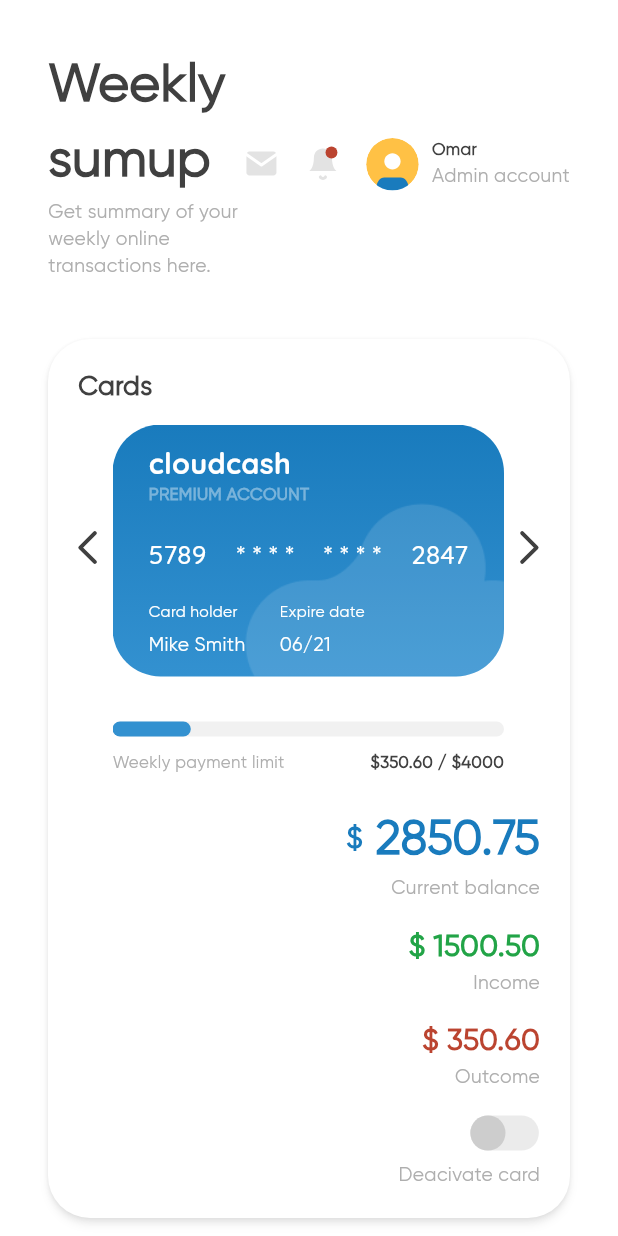
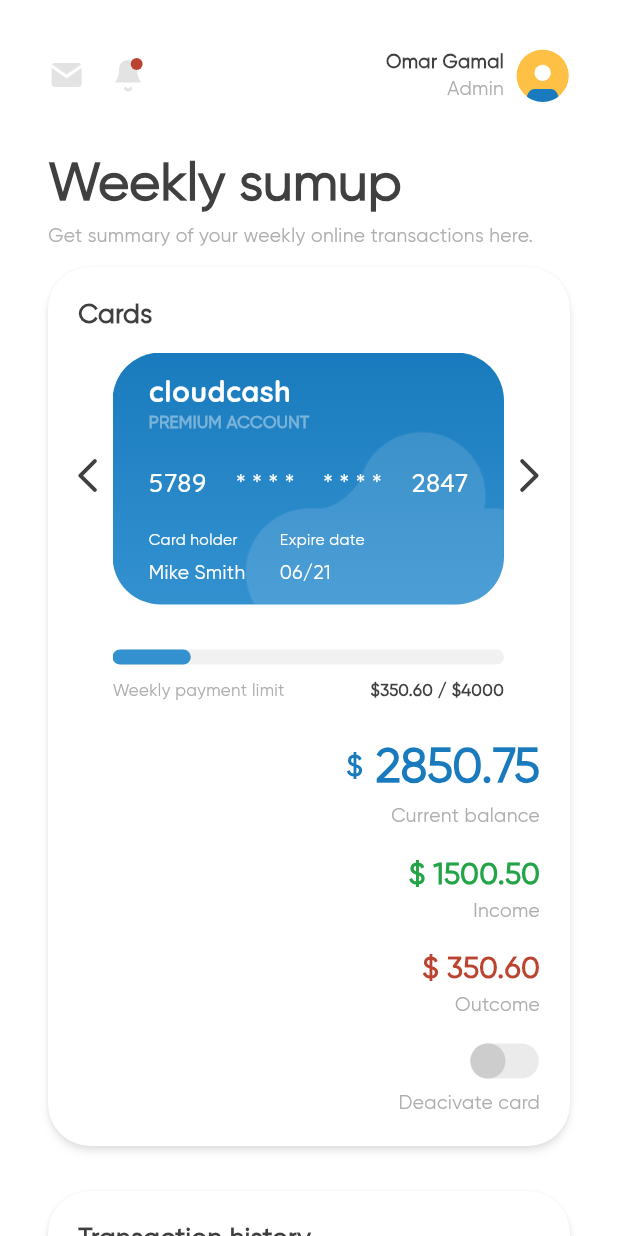
Before and after one commit to amirrrra/Financial-Dashboard, a Flutter app: the screen it shows after launch, on a phone screen of 412 x 824 dp. Run offline on Flutter 3.47's test engine with Material 3 defaults, Android fonts, the phone set to English and light mode, and no system bars; drawn by our look-alikes of expandable_page_view; our stand-ins replace flutter_svg.

Commit message:
apply responsiveness and adaptiveness on header widget

```diff
--- a/lib/utils/app_styles.dart
+++ b/lib/utils/app_styles.dart
@@ -57,7 +57,7 @@ abstract class AppStyles {
 
   static TextStyle semi16(BuildContext context) {
     return TextStyle(
-      fontSize: getResponsiveFontSize(context, 14),
+      fontSize: getResponsiveFontSize(context, 16),
       fontWeight: FontWeight.w600,
       color: AppColors.grey3F,
     );
--- /dev/null
+++ b/lib/widgets/header_profile_mobile_widget.dart
@@ -0,0 +1,44 @@
+import 'package:financial_dashboard/utils/app_images.dart';
+import 'package:financial_dashboard/utils/app_styles.dart';
+import 'package:flutter/material.dart';
+import 'package:flutter_svg/svg.dart';
+
+class HeaderProfileMobileWidget extends StatelessWidget {
+  const HeaderProfileMobileWidget({super.key});
+
+  @override
+  Widget build(BuildContext context) {
+    return Row(
+      mainAxisAlignment: MainAxisAlignment.spaceBetween,
+      children: [
+        Row(
+          children: [
+            SvgPicture.asset(AppImages.mail),
+            const SizedBox(width: 16),
+            SvgPicture.asset(AppImages.bell),
+          ],
+        ),
+        const SizedBox(width: 16),
+        Row(
+          children: [
+            Column(
+              crossAxisAlignment: CrossAxisAlignment.end,
+              children: [
+                Text(
+                  'Omar Gamal',
+                  style: AppStyles.semi16(context),
+                ),
+                Text(
+                  'Admin',
+                  style: AppStyles.regular16(context),
+                ),
+              ],
+            ),
+            const SizedBox(width: 8),
+            SvgPicture.asset(AppImages.admin),
+          ],
+        ),
+      ],
+    );
+  }
+}
--- /dev/null
+++ b/lib/widgets/header_title_widget.dart
@@ -0,0 +1,23 @@
+import 'package:financial_dashboard/utils/app_styles.dart';
+import 'package:flutter/material.dart';
+
+class HeaderTitleWidget extends StatelessWidget {
+  const HeaderTitleWidget({super.key});
+
+  @override
+  Widget build(BuildContext context) {
+    return Column(
+      crossAxisAlignment: CrossAxisAlignment.start,
+      children: [
+        Text(
+          'Weekly sumup',
+          style: AppStyles.semi44(context),
+        ),
+        Text(
+          'Get summary of your weekly online transactions here.',
+          style: AppStyles.regular16(context),
+        ),
+      ],
+    );
+  }
+}
--- /dev/null
+++ b/lib/widgets/header_vert_widget.dart
@@ -0,0 +1,19 @@
+import 'package:financial_dashboard/widgets/header_profile_mobile_widget.dart';
+import 'package:financial_dashboard/widgets/header_title_widget.dart';
+import 'package:flutter/material.dart';
+
+class HeaderVertWidget extends StatelessWidget {
+  const HeaderVertWidget({super.key});
+
+  @override
+  Widget build(BuildContext context) {
+    return const Column(
+      crossAxisAlignment: CrossAxisAlignment.start,
+      children: [
+        HeaderProfileMobileWidget(),
+        SizedBox(height: 30),
+        HeaderTitleWidget(),
+      ],
+    );
+  }
+}
--- a/lib/widgets/header_widget.dart
+++ b/lib/widgets/header_widget.dart
@@ -1,64 +1,15 @@
-import 'package:financial_dashboard/utils/app_images.dart';
-import 'package:financial_dashboard/utils/app_styles.dart';
+import 'package:financial_dashboard/widgets/header_horz_widget.dart';
+import 'package:financial_dashboard/widgets/header_vert_widget.dart';
 import 'package:flutter/material.dart';
-import 'package:flutter_svg/svg.dart';
 
 class HeaderWidget extends StatelessWidget {
   const HeaderWidget({super.key});
 
   @override
   Widget build(BuildContext context) {
-    return Row(
-      mainAxisAlignment: MainAxisAlignment.spaceBetween,
-      children: [
-        // Left side content
-        Expanded(
-          child: Column(
-            crossAxisAlignment: CrossAxisAlignment.start,
-            children: [
-              Text(
-                'Weekly sumup',
-                style: AppStyles.semi44(context),
-              ),
-              Text(
-                'Get summary of your weekly online transactions here.',
-                style: AppStyles.regular16(context),
-              ),
-            ],
-          ),
-        ),
-
-        // Right side content
-        Row(
-          children: [
-            SvgPicture.asset(AppImages.mail),
-            const SizedBox(width: 16),
-            SvgPicture.asset(AppImages.bell),
-            const SizedBox(width: 16),
-
-            // Profile section
-            Row(
-              children: [
-                SvgPicture.asset(AppImages.admin),
-                const SizedBox(width: 8),
-                Column(
-                  crossAxisAlignment: CrossAxisAlignment.start,
-                  children: [
-                    Text(
-                      'Omar',
-                      style: AppStyles.semi16(context),
-                    ),
-                    Text(
-                      'Admin account',
-                      style: AppStyles.regular16(context),
-                    ),
-                  ],
-                ),
-              ],
-            ),
-          ],
-        )
-      ],
-    );
+    final screenWidth = MediaQuery.sizeOf(context).width;
+    return screenWidth >= 800
+        ? const HeaderHorzWidget()
+        : const HeaderVertWidget();
   }
 }
--- a/lib/widgets/layout_mobile_widget.dart
+++ b/lib/widgets/layout_mobile_widget.dart
@@ -14,7 +14,7 @@ class LayoutMobileWidget extends StatelessWidget {
         child: Column(
           children: [
             HeaderWidget(),
-            SizedBox(height: 40),
+            SizedBox(height: 12),
             SectionCardsAndTransactions(),
             SizedBox(height: 30),
             SectionGoalsOutcomeAndTransaction(),
```
Also changed, not shown: lib/widgets/header_horz_widget.dart (added, +17 -0 lines), lib/widgets/header_profile_widget.dart (added, +40 -0 lines).
